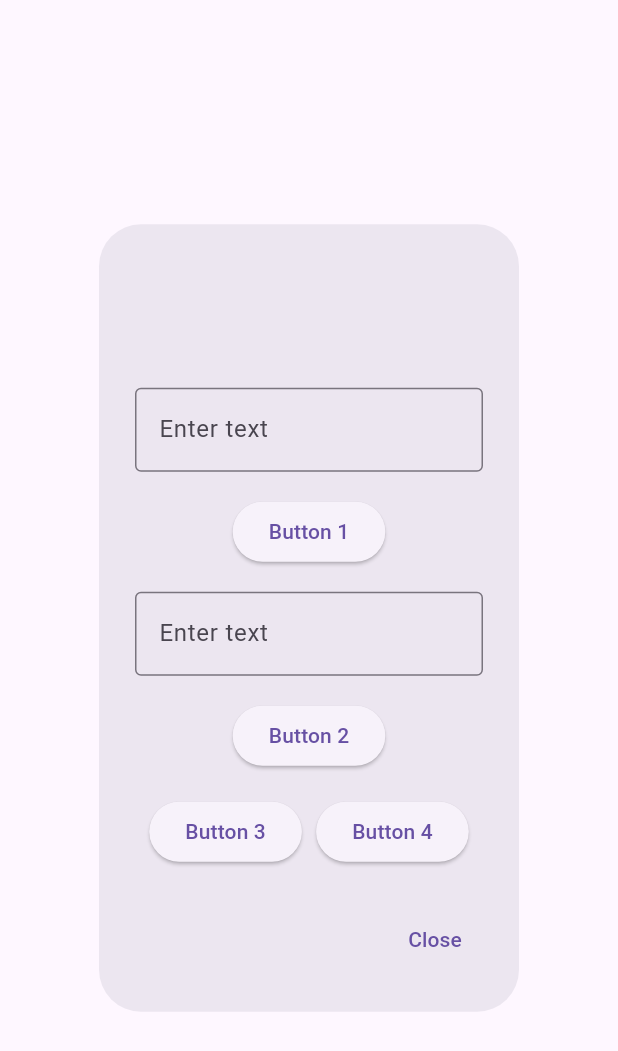
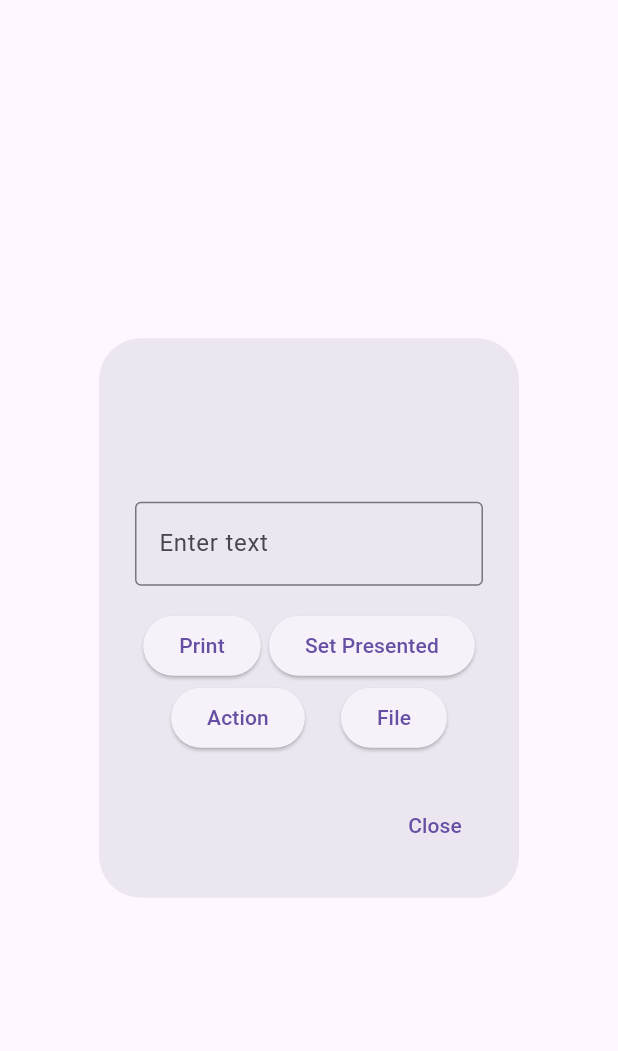
Before and after one commit to CleverTap/clevertap-flutter, a Flutter app: the CustomTemplateDialog widget shown alone on an empty page, opened directly with empty values, on a phone screen of 412 x 824 dp. Shown: the top 1051 px of the screen. Run offline on Flutter 3.47's test engine with Material 3 defaults, Android fonts, the phone set to English and light mode, and no system bars; our stand-ins replace firebase_core, firebase_messaging, flutter_styled_toast, js, open_file; missing offline and left inert: workmanager; accounts and stored records are empty.

Commit message:
feat(SDK-4200): Reverts map argument changes + revamps app
- fixes map passed as arg and uses string templatename instead as we have all utils around templateName
- adds dep for open File to check file open
- revamps sample app to show correct build
- uses lambdas to call ct methods
- all methods testing using Example Template https://sk1-dashboard-staging-30.dashboard.clevertap.com/67Z-RRK-696Z/campaigns/campaign/1733746830/report/stats/trend

```diff
--- a/example/lib/custom_template.dart
+++ b/example/lib/custom_template.dart
@@ -3,15 +3,27 @@ import 'package:flutter/material.dart';
 class CustomTemplateDialog extends StatelessWidget {
   final String templateName;
   final String data;
+  final void Function(String) handleClose;
+  final void Function(String) handlePresented;
+  final void Function(String, String) handleAction;
+  final void Function(String, String) handleFile;
+  final void Function(String, String) printArgument;
 
   const CustomTemplateDialog({
     Key? key,
     required this.templateName,
     required this.data,
+    required this.handleClose,
+    required this.handlePresented,
+    required this.handleAction,
+    required this.handleFile,
+    required this.printArgument,
   }) : super(key: key);
 
   @override
   Widget build(BuildContext context) {
+    final textController = TextEditingController();
+
     return AlertDialog(
       title: Text(templateName),
       content: SingleChildScrollView(
@@ -21,31 +33,11 @@ class CustomTemplateDialog extends StatelessWidget {
             Text(data),
             const SizedBox(height: 16.0),
             TextField(
+              controller: textController,
               decoration: const InputDecoration(
                 border: OutlineInputBorder(),
                 labelText: 'Enter text',
               ),
-            ),
-            const SizedBox(height: 16.0),
-            ElevatedButton(
-              onPressed: () {
-                print("Button 1 pressed");
-              },
-              child: const Text('Button 1'),
-            ),
-            const SizedBox(height: 16.0),
-            TextField(
-              decoration: const InputDecoration(
-                border: OutlineInputBorder(),
-                labelText: 'Enter text',
-              ),
-            ),
-            const SizedBox(height: 16.0),
-            ElevatedButton(
-              onPressed: () {
-                print("Button 2 pressed");
-              },
-              child: const Text('Button 2'),
             ),
             const SizedBox(height: 16.0),
             Row(
@@ -53,15 +45,36 @@ class CustomTemplateDialog extends StatelessWidget {
               children: [
                 ElevatedButton(
                   onPressed: () {
-                    print("Button 3 pressed");
+                    printArgument(templateName, textController.text);
+                    print("Print argument pressed");
                   },
-                  child: const Text('Button 3'),
+                  child: const Text('Print'),
                 ),
                 ElevatedButton(
                   onPressed: () {
-                    print("Button 4 pressed");
+                    handlePresented(templateName);
+                    print("Set presented pressed");
                   },
-                  child: const Text('Button 4'),
+                  child: const Text('Set Presented'),
+                ),
+              ],
+            ),
+            Row(
+              mainAxisAlignment: MainAxisAlignment.spaceEvenly,
+              children: [
+                ElevatedButton(
+                  onPressed: () {
+                    handleAction(templateName, textController.text);
+                    print("handle action requested");
+                  },
+                  child: const Text('Action'),
+                ),
+                ElevatedButton(
+                  onPressed: () {
+                    handleFile(templateName, textController.text);
+                    print("handle file requested");
+                  },
+                  child: const Text('File'),
                 ),
               ],
             ),
@@ -71,6 +84,7 @@ class CustomTemplateDialog extends StatelessWidget {
       actions: [
         TextButton(
           onPressed: () {
+            handleClose(templateName);
             Navigator.of(context).pop(); // Close dialog
           },
           child: const Text('Close'),
--- a/example/pubspec.yaml
+++ b/example/pubspec.yaml
@@ -27,6 +27,7 @@ dependencies:
   workmanager: ^0.5.2
   firebase_messaging: ^14.9.2
   firebase_core: ^2.31.0
+  open_file: ^3.5.4
 
 dev_dependencies:
   flutter_test:
--- a/lib/src/typedefs.dart
+++ b/lib/src/typedefs.dart
@@ -34,7 +34,7 @@ typedef void CleverTapOnKilledStateNotificationClickedHandler(
     Map<String, dynamic> map);
 
 /// custom code templates - start
-typedef void CleverTapCustomTemplatePresentHandler(Map<String, dynamic> map);
-typedef void CleverTapCustomTemplateCloseHandler(Map<String, dynamic> map);
-typedef void CleverTapCustomFunctionPresentHandler(Map<String, dynamic> map);
+typedef void CleverTapCustomTemplatePresentHandler(String templateName);
+typedef void CleverTapCustomTemplateCloseHandler(String templateName);
+typedef void CleverTapCustomFunctionPresentHandler(String functionName);
 /// custom code templates - end
```
Also changed, not shown: example/lib/main.dart (+63 -27 lines), lib/clevertap_plugin.dart (+13 -11 lines), 2 other files.
